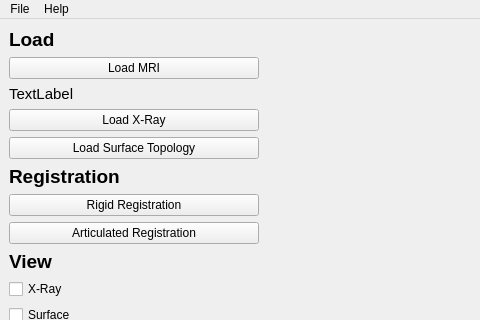
luantran/CapstoneProject, file main.ui: the form before one commit; both pictures show x 0 to 480 and y 0 to 320 of the 1142 by 960 pixel window.
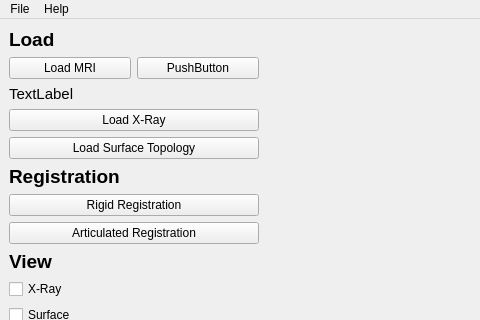
The form after the commit.

Patch:
```diff
--- a/main.ui
+++ b/main.ui
@@ -28,13 +28,10 @@
       </property>
       <item>
        <layout class="QGridLayout" name="gridLayout_2">
-        <item row="1" column="0">
-         <widget class="QPushButton" name="loadMRIButton">
-          <property name="enabled">
-           <bool>true</bool>
-          </property>
+        <item row="4" column="0">
+         <widget class="QPushButton" name="loadXRayButton">
           <property name="text">
-           <string>Load MRI</string>
+           <string>Load X-Ray</string>
           </property>
          </widget>
         </item>
@@ -52,7 +49,7 @@
           </property>
          </widget>
         </item>
-        <item row="4" column="0">
+        <item row="5" column="0">
          <widget class="QPushButton" name="loadSTButton">
           <property name="text">
            <string>Load Surface Topology</string>
@@ -60,13 +57,6 @@
          </widget>
         </item>
         <item row="3" column="0">
-         <widget class="QPushButton" name="loadXRayButton">
-          <property name="text">
-           <string>Load X-Ray</string>
-          </property>
-         </widget>
-        </item>
-        <item row="2" column="0">
          <widget class="QLabel" name="label">
           <property name="font">
            <font>
@@ -79,6 +69,27 @@
           </property>
          </widget>
         </item>
+        <item row="2" column="0">
+         <layout class="QHBoxLayout" name="horizontalLayout_3">
+          <item>
+           <widget class="QPushButton" name="loadMRIButton">
+            <property name="enabled">
+             <bool>true</bool>
+            </property>
+            <property name="text">
+             <string>Load MRI</string>
+            </property>
+           </widget>
+          </item>
+          <item>
+           <widget class="QPushButton" name="pushButton">
+            <property name="text">
+             <string>PushButton</string>
+            </property>
+           </widget>
+          </item>
+         </layout>
+        </item>
        </layout>
       </item>
       <item>
```
